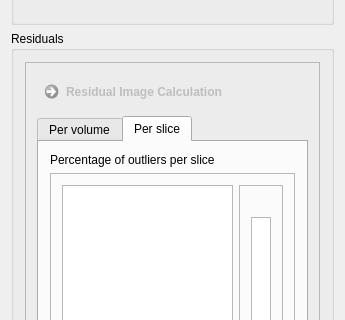
This is Plugins/org.mitk.gui.qt.diffusionimaging/src/internal/QmitkTensorReconstructionViewControls.ui in MITK/MITK as Qt 5 draws it before an edit; both pictures show x 0 to 345 and y 759 to 1079 of the 345 by 1303 pixel window. The edited form follows.
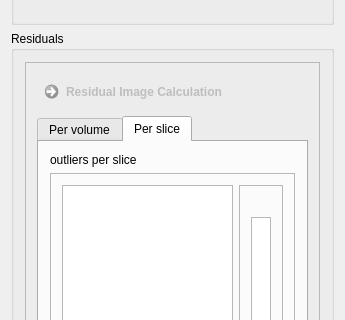
This is the edited form. Custom widgets are drawn as their Qt base class.

Diff of the .ui file:
```diff
--- a/Plugins/org.mitk.gui.qt.diffusionimaging/src/internal/QmitkTensorReconstructionViewControls.ui
+++ b/Plugins/org.mitk.gui.qt.diffusionimaging/src/internal/QmitkTensorReconstructionViewControls.ui
@@ -573,7 +573,7 @@
              <item>
               <widget class="QLabel" name="label_2">
                <property name="text">
-                <string>Percentage of outliers per slice</string>
+                <string>outliers per slice</string>
                </property>
               </widget>
              </item>
```
Left out of the diff: 2 changed lines with no effect on the pictures.
